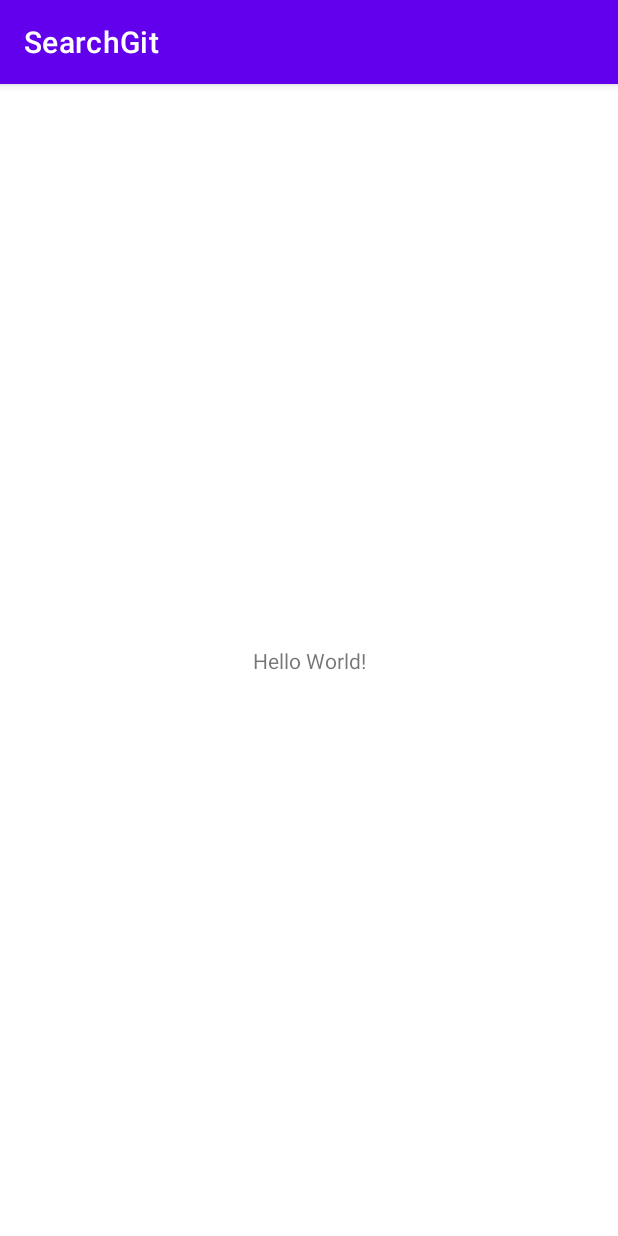
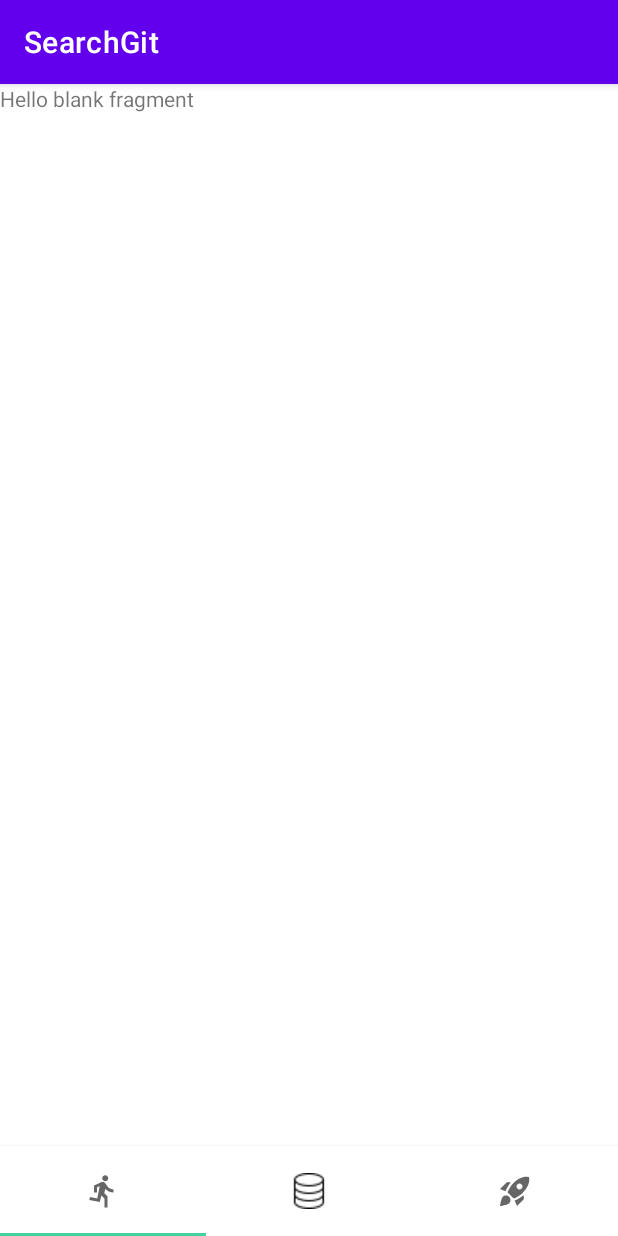
Before and after one commit to chance-up/SearchGit, an Android app: the screen it shows after launch (MainActivity), on a phone screen of 412 x 824 dp. Run offline under Robolectric (Android 15) with nearby library versions, the phone set to English and light mode, and no system bars.

Commit message:
add bottom nav

```diff
--- a/app/src/main/java/com/example/searchgit/MainActivity.kt
+++ b/app/src/main/java/com/example/searchgit/MainActivity.kt
@@ -2,10 +2,30 @@ package com.example.searchgit
 
 import androidx.appcompat.app.AppCompatActivity
 import android.os.Bundle
+import android.view.View
+import android.widget.RelativeLayout
+import com.example.searchgit.adapter.BottomNavAdapter
+import kotlinx.android.synthetic.main.activity_main.*
+
 
 class MainActivity : AppCompatActivity() {
     override fun onCreate(savedInstanceState: Bundle?) {
         super.onCreate(savedInstanceState)
         setContentView(R.layout.activity_main)
+        configureBottomNav()
+
+    }
+
+    private fun configureBottomNav(){
+        //findViewById<ViewPager>
+        viewPagerBottomNav.adapter = BottomNavAdapter(supportFragmentManager,3)
+        tabLayoutBottomNav.setupWithViewPager(viewPagerBottomNav)
+
+        val bottomNavLayout: View = this.layoutInflater.inflate(R.layout.bottom_nav,null,false)
+
+        tabLayoutBottomNav.getTabAt(0)?.customView = bottomNavLayout.findViewById(R.id.btn_bottom_navi_first) as RelativeLayout
+        tabLayoutBottomNav.getTabAt(1)?.customView = bottomNavLayout.findViewById(R.id.btn_bottom_navi_second) as RelativeLayout
+        tabLayoutBottomNav.getTabAt(2)?.customView = bottomNavLayout.findViewById(R.id.btn_bottom_navi_third) as RelativeLayout
+
     }
 }
--- /dev/null
+++ b/app/src/main/java/com/example/searchgit/adapter/BottomNavAdapter.kt
@@ -0,0 +1,22 @@
+package com.example.searchgit.adapter
+
+import androidx.fragment.app.Fragment
+import androidx.fragment.app.FragmentManager
+import androidx.fragment.app.FragmentStatePagerAdapter
+import com.example.searchgit.ui.FirstFragment
+import com.example.searchgit.ui.SecondFragment
+import com.example.searchgit.ui.ThirdFragment
+
+class BottomNavAdapter(fm :FragmentManager, private val fragmentCount:Int) :FragmentStatePagerAdapter(fm,
+    BEHAVIOR_RESUME_ONLY_CURRENT_FRAGMENT){
+    override fun getCount(): Int = fragmentCount
+
+    override fun getItem(position: Int): Fragment {
+        return when(position){
+            0 -> FirstFragment()
+            1 -> SecondFragment()
+            2 -> ThirdFragment()
+            else -> FirstFragment()
+        }
+    }
+}
--- /dev/null
+++ b/app/src/main/java/com/example/searchgit/ui/FirstFragment.kt
@@ -0,0 +1,29 @@
+package com.example.searchgit.ui
+
+import android.os.Bundle
+import androidx.fragment.app.Fragment
+import android.view.LayoutInflater
+import android.view.View
+import android.view.ViewGroup
+import com.example.searchgit.R
+
+
+class FirstFragment : Fragment() {
+    // TODO: Rename and change types of parameters
+    private var param1: String? = null
+    private var param2: String? = null
+
+    override fun onCreate(savedInstanceState: Bundle?) {
+        super.onCreate(savedInstanceState)
+    }
+
+    override fun onCreateView(
+        inflater: LayoutInflater, container: ViewGroup?,
+        savedInstanceState: Bundle?
+    ): View? {
+        // Inflate the layout for this fragment
+        return inflater.inflate(R.layout.fragment_first, container, false)
+    }
+
+
+}
--- /dev/null
+++ b/app/src/main/java/com/example/searchgit/ui/SecondFragment.kt
@@ -0,0 +1,60 @@
+package com.example.searchgit.ui
+
+import android.os.Bundle
+import androidx.fragment.app.Fragment
+import android.view.LayoutInflater
+import android.view.View
+import android.view.ViewGroup
+import com.example.searchgit.R
+
+// TODO: Rename parameter arguments, choose names that match
+// the fragment initialization parameters, e.g. ARG_ITEM_NUMBER
+private const val ARG_PARAM1 = "param1"
+private const val ARG_PARAM2 = "param2"
+
+/**
+ * A simple [Fragment] subclass.
+ * Use the [SecondFragment.newInstance] factory method to
+ * create an instance of this fragment.
+ */
+class SecondFragment : Fragment() {
+    // TODO: Rename and change types of parameters
+    private var param1: String? = null
+    private var param2: String? = null
+
+    override fun onCreate(savedInstanceState: Bundle?) {
+        super.onCreate(savedInstanceState)
+        arguments?.let {
+            param1 = it.getString(ARG_PARAM1)
+            param2 = it.getString(ARG_PARAM2)
+        }
+    }
+
+    override fun onCreateView(
+        inflater: LayoutInflater, container: ViewGroup?,
+        savedInstanceState: Bundle?
+    ): View? {
+        // Inflate the layout for this fragment
+        return inflater.inflate(R.layout.fragment_second, container, false)
+    }
+
+    companion object {
+        /**
+         * Use this factory method to create a new instance of
+         * this fragment using the provided parameters.
+         *
+         * @param param1 Parameter 1.
+         * @param param2 Parameter 2.
+         * @return A new instance of fragment SecondFragment.
+         */
+        // TODO: Rename and change types and number of parameters
+        @JvmStatic
+        fun newInstance(param1: String, param2: String) =
+            SecondFragment().apply {
+                arguments = Bundle().apply {
+                    putString(ARG_PARAM1, param1)
+                    putString(ARG_PARAM2, param2)
+                }
+            }
+    }
+}
--- /dev/null
+++ b/app/src/main/res/drawable/ic_baseline_directions_run_24.xml
@@ -0,0 +1,10 @@
+<vector xmlns:android="http://schemas.android.com/apk/res/android"
+    android:width="24dp"
+    android:height="24dp"
+    android:viewportWidth="24"
+    android:viewportHeight="24"
+    android:tint="?attr/colorControlNormal">
+  <path
+      android:fillColor="@android:color/white"
+      android:pathData="M13.49,5.48c1.1,0 2,-0.9 2,-2s-0.9,-2 -2,-2 -2,0.9 -2,2 0.9,2 2,2zM9.89,19.38l1,-4.4 2.1,2v6h2v-7.5l-2.1,-2 0.6,-3c1.3,1.5 3.3,2.5 5.5,2.5v-2c-1.9,0 -3.5,-1 -4.3,-2.4l-1,-1.6c-0.4,-0.6 -1,-1 -1.7,-1 -0.3,0 -0.5,0.1 -0.8,0.1l-5.2,2.2v4.7h2v-3.4l1.8,-0.7 -1.6,8.1 -4.9,-1 -0.4,2 7,1.4z"/>
+</vector>
--- /dev/null
+++ b/app/src/main/res/drawable/ic_baseline_rocket_launch_24.xml
@@ -0,0 +1,10 @@
+<vector xmlns:android="http://schemas.android.com/apk/res/android"
+    android:width="24dp"
+    android:height="24dp"
+    android:viewportWidth="24"
+    android:viewportHeight="24"
+    android:tint="?attr/colorControlNormal">
+  <path
+      android:fillColor="@android:color/white"
+      android:pathData="M9.19,6.35c-2.04,2.29 -3.44,5.58 -3.57,5.89L2,10.69l4.05,-4.05c0.47,-0.47 1.15,-0.68 1.81,-0.55L9.19,6.35L9.19,6.35zM11.17,17c0,0 3.74,-1.55 5.89,-3.7c5.4,-5.4 4.5,-9.62 4.21,-10.57c-0.95,-0.3 -5.17,-1.19 -10.57,4.21C8.55,9.09 7,12.83 7,12.83L11.17,17zM17.65,14.81c-2.29,2.04 -5.58,3.44 -5.89,3.57L13.31,22l4.05,-4.05c0.47,-0.47 0.68,-1.15 0.55,-1.81L17.65,14.81L17.65,14.81zM9,18c0,0.83 -0.34,1.58 -0.88,2.12C6.94,21.3 2,22 2,22s0.7,-4.94 1.88,-6.12C4.42,15.34 5.17,15 6,15C7.66,15 9,16.34 9,18zM13,9c0,-1.1 0.9,-2 2,-2s2,0.9 2,2s-0.9,2 -2,2S13,10.1 13,9z"/>
+</vector>
--- a/app/src/main/res/layout/activity_main.xml
+++ b/app/src/main/res/layout/activity_main.xml
@@ -6,13 +6,31 @@
     android:layout_height="match_parent"
     tools:context=".MainActivity">
 
-    <TextView
-        android:layout_width="wrap_content"
-        android:layout_height="wrap_content"
-        android:text="Hello World!"
+    <com.google.android.material.tabs.TabLayout
+        android:id="@+id/tabLayoutBottomNav"
+        android:layout_width="match_parent"
+        android:layout_height="0dp"
+        android:layout_alignParentBottom="true"
+        android:background="#FFFFFF"
+        android:elevation="5dp"
         app:layout_constraintBottom_toBottomOf="parent"
-        app:layout_constraintLeft_toLeftOf="parent"
-        app:layout_constraintRight_toRightOf="parent"
-        app:layout_constraintTop_toTopOf="parent" />
+        app:layout_constraintEnd_toEndOf="parent"
+        app:layout_constraintStart_toStartOf="parent"
+        app:layout_constraintTop_toBottomOf="@+id/viewPagerBottomNav"
+        app:tabIndicatorColor="#40D39F"></com.google.android.material.tabs.TabLayout>
+
+    <androidx.viewpager.widget.ViewPager
+        android:id="@+id/viewPagerBottomNav"
+        android:layout_width="match_parent"
+        android:layout_height="match_parent"
+        android:layout_marginBottom="60dp"
+        app:layout_constraintBottom_toBottomOf="parent"
+        app:layout_constraintEnd_toEndOf="parent"
+        app:layout_constraintHorizontal_bias="0.0"
+        app:layout_constraintStart_toStartOf="parent"
+        app:layout_constraintTop_toTopOf="parent"
+        app:layout_constraintVertical_bias="1.0">
+
+    </androidx.viewpager.widget.ViewPager>
 
 </androidx.constraintlayout.widget.ConstraintLayout>
--- /dev/null
+++ b/app/src/main/res/layout/bottom_nav.xml
@@ -0,0 +1,44 @@
+<LinearLayout xmlns:android="http://schemas.android.com/apk/res/android"
+    android:layout_width="match_parent"
+    android:layout_height="56dp"
+    android:background="#ffffff"
+    android:elevation="5dp"
+    android:orientation="horizontal">
+
+    <RelativeLayout
+        android:id="@+id/btn_bottom_navi_first"
+        android:layout_width="match_parent"
+        android:layout_height="match_parent"
+        android:layout_weight="1">
+        <ImageView
+            android:layout_width="wrap_content"
+            android:layout_height="wrap_content"
+            android:layout_centerInParent="true"
+            android:src="@drawable/ic_baseline_directions_run_24" />
+    </RelativeLayout>
+
+    <RelativeLayout
+        android:id="@+id/btn_bottom_navi_second"
+        android:layout_width="match_parent"
+        android:layout_height="match_parent"
+        android:layout_weight="1">
+        <ImageView
+            android:layout_width="wrap_content"
+            android:layout_height="wrap_content"
+            android:layout_centerInParent="true"
+            android:src="@drawable/db" />
+    </RelativeLayout>
+
+    <RelativeLayout
+        android:id="@+id/btn_bottom_navi_third"
+        android:layout_width="match_parent"
+        android:layout_height="match_parent"
+        android:layout_weight="1">
+        <ImageView
+            android:layout_width="wrap_content"
+            android:layout_height="wrap_content"
+            android:layout_centerInParent="true"
+            android:src="@drawable/ic_baseline_rocket_launch_24" />
+    </RelativeLayout>
+
+</LinearLayout>
--- /dev/null
+++ b/app/src/main/res/layout/fragment_first.xml
@@ -0,0 +1,14 @@
+<?xml version="1.0" encoding="utf-8"?>
+<FrameLayout xmlns:android="http://schemas.android.com/apk/res/android"
+    xmlns:tools="http://schemas.android.com/tools"
+    android:layout_width="match_parent"
+    android:layout_height="match_parent"
+    tools:context=".ui.firstFragment">
+
+    <!-- TODO: Update blank fragment layout -->
+    <TextView
+        android:layout_width="match_parent"
+        android:layout_height="match_parent"
+        android:text="@string/hello_blank_fragment" />
+
+</FrameLayout>
--- a/app/src/main/res/values/strings.xml
+++ b/app/src/main/res/values/strings.xml
@@ -1,3 +1,5 @@
 <resources>
     <string name="app_name">SearchGit</string>
+    <!-- TODO: Remove or change this placeholder text -->
+    <string name="hello_blank_fragment">Hello blank fragment</string>
 </resources>
```
Also changed, not shown: app/build.gradle (+8 -0 lines), app/src/main/java/com/example/searchgit/ui/ThirdFragment.kt (added, +60 -0 lines), app/src/main/res/layout/fragment_second.xml (added, +14 -0 lines), app/src/main/res/layout/fragment_third.xml (added, +14 -0 lines), app/src/main/res/menu/bottom_nav_menu.xml (added, +23 -0 lines), app/src/main/res/drawable/db.png (added).
